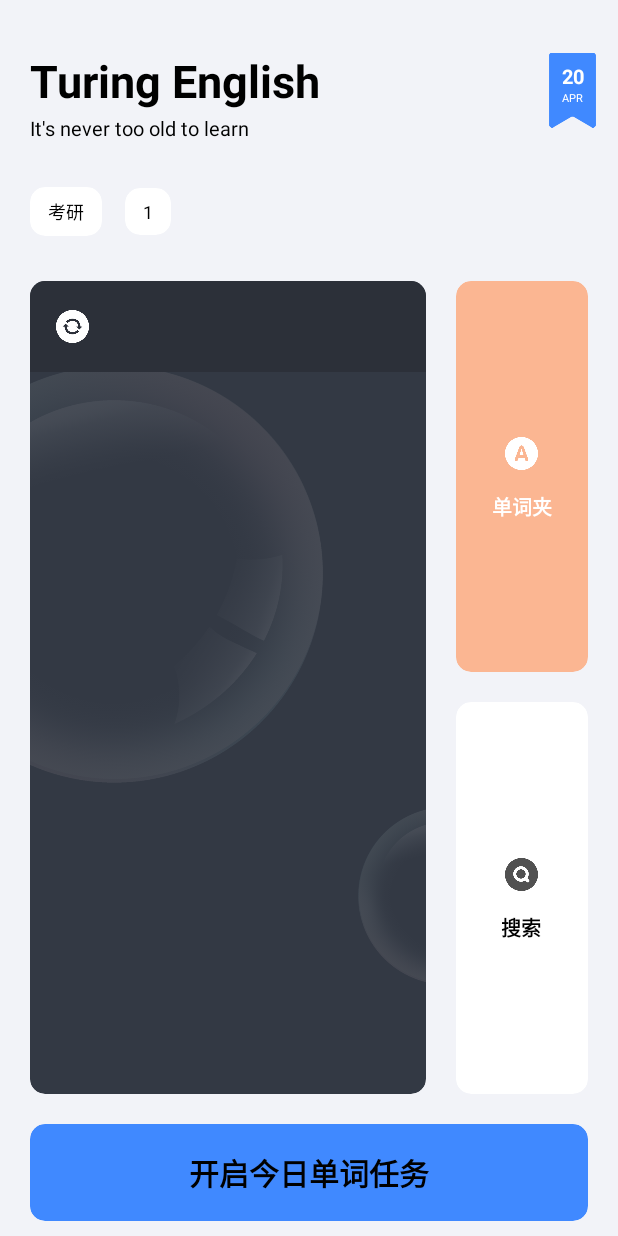
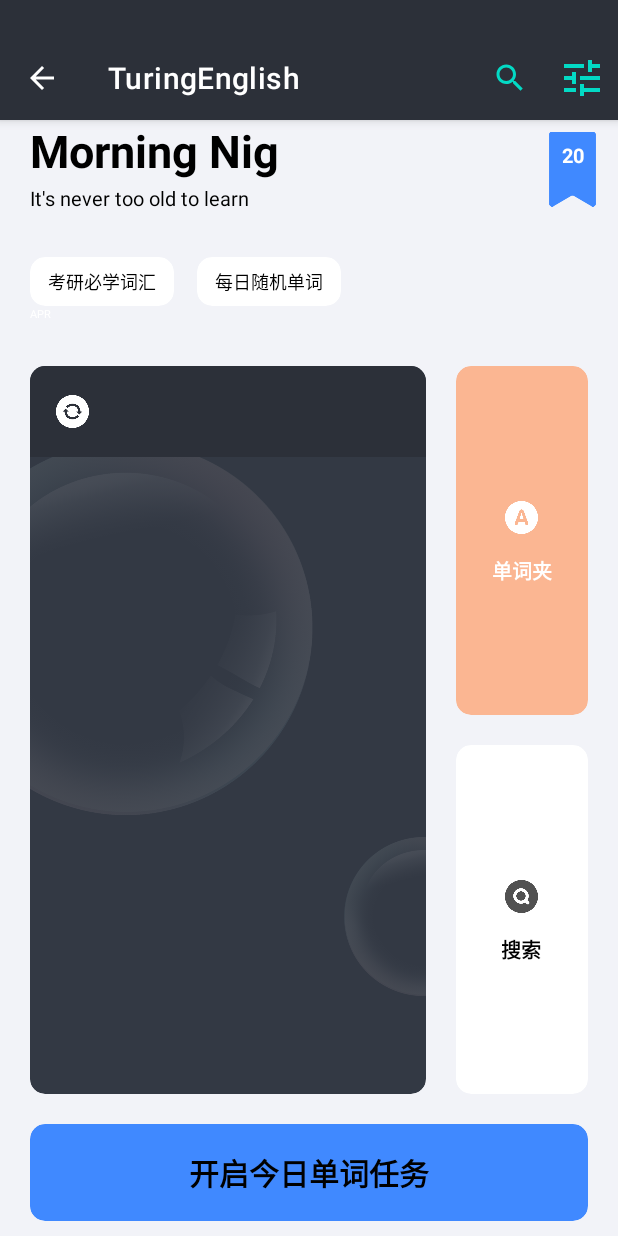
Before and after one commit to Ethan-20/TuringEnglish, an Android app: the VocabularyActivity screen opened directly, with no data from a screen before it, on a phone screen of 412 x 824 dp. Run offline under Robolectric (Android 15) with nearby library versions, the phone set to English and light mode, and no system bars.

Commit message:
完成沉浸式状态栏效果。
把设置沉浸式状态栏效果的功能写到了MyApplication里。

```diff
--- a/app/src/main/java/com/example/turingenglish/IndexActivity.kt
+++ b/app/src/main/java/com/example/turingenglish/IndexActivity.kt
@@ -2,9 +2,7 @@ package com.example.turingenglish
 
 import android.content.Context
 import android.content.Intent
-import android.graphics.Color
 import android.os.Bundle
-import android.util.Log
 import android.view.Menu
 import android.view.MenuItem
 import android.view.View
@@ -21,6 +19,7 @@ import com.example.turingenglish.ui.PracticeAdapter
 import com.example.turingenglish.ui.PracticeViewModel
 import com.google.android.material.navigation.NavigationView
 
+
 class IndexActivity : AppCompatActivity() {
     private lateinit var mBinding: ActivityIndexBinding
     private lateinit var drawerLayout: DrawerLayout
@@ -29,10 +28,10 @@ class IndexActivity : AppCompatActivity() {
     private val TAG = "IndexActivity"
     override fun onCreate(savedInstanceState: Bundle?) {
         super.onCreate(savedInstanceState)
-        setTransparent()
         initView()
         setContentView(mBinding.root)
         setSupportActionBar(mBinding.toolbar)
+        MyApplication.setTransparent(window,mBinding.toolbar)
         addSlideMenu()
         listenDrawerLayout()
         initRecyclerView()
@@ -49,7 +48,6 @@ class IndexActivity : AppCompatActivity() {
                     Constants.reciteWords -> {
                         //TODO 实现背单词
                         //val intent = Intent(MyApplication.context, VocabularyActivity::class.java)
-                        Log.d(TAG,"被点击了！！！！")
                         val intent = Intent(MyApplication.context, VocabularyActivity::class.java)
                         startActivity(intent)
                     }
@@ -94,12 +92,8 @@ class IndexActivity : AppCompatActivity() {
         }
     }
 
-    private fun setTransparent() {
-        val decorView = window.decorView
-        decorView.systemUiVisibility =
-            View.SYSTEM_UI_FLAG_LAYOUT_FULLSCREEN or View.SYSTEM_UI_FLAG_LAYOUT_STABLE
-        window.statusBarColor = Color.TRANSPARENT
-    }
+
+
 
     private fun initView() {
         mBinding = ActivityIndexBinding.inflate(layoutInflater)
--- a/app/src/main/java/com/example/turingenglish/MainActivity.kt
+++ b/app/src/main/java/com/example/turingenglish/MainActivity.kt
@@ -9,9 +9,6 @@ class MainActivity : AppCompatActivity() {
     override fun onCreate(savedInstanceState: Bundle?) {
         super.onCreate(savedInstanceState)
         setContentView(R.layout.activity_main)
-        val decorView = window.decorView
-        decorView.systemUiVisibility =
-            View.SYSTEM_UI_FLAG_LAYOUT_FULLSCREEN or View.SYSTEM_UI_FLAG_LAYOUT_STABLE
-        window.statusBarColor = Color.TRANSPARENT
+        MyApplication.setTransparent(window,null)
     }
 }
--- a/app/src/main/java/com/example/turingenglish/MyApplication.kt
+++ b/app/src/main/java/com/example/turingenglish/MyApplication.kt
@@ -3,6 +3,14 @@ package com.example.turingenglish
 import android.annotation.SuppressLint
 import android.app.Application
 import android.content.Context
+import android.graphics.Color
+import android.os.Build
+import android.view.View
+import android.view.ViewGroup
+import android.view.Window
+import android.view.WindowManager
+import android.widget.Toolbar
+import androidx.core.graphics.ColorUtils
 
 /**
  * Created by Ethan On 2022/5/13 18:50
@@ -12,9 +20,53 @@ class MyApplication : Application() {
     companion object {
         @SuppressLint("StaticFieldLeak")
         lateinit var context: Context
+
+        fun setTransparent(window: Window, view: androidx.appcompat.widget.Toolbar?) {
+            window.clearFlags(WindowManager.LayoutParams.FLAG_TRANSLUCENT_STATUS);
+
+            window.decorView.setSystemUiVisibility(View.SYSTEM_UI_FLAG_LAYOUT_FULLSCREEN or View.SYSTEM_UI_FLAG_LAYOUT_STABLE);
+
+            window.addFlags(WindowManager.LayoutParams.FLAG_DRAWS_SYSTEM_BAR_BACKGROUNDS);
+
+            window.statusBarColor = Color.TRANSPARENT;
+            if (Build.VERSION.SDK_INT >= Build.VERSION_CODES.KITKAT&&view!=null) {
+
+                val params = view.layoutParams
+
+                val topMargin =getStatusBarHeight(view.context);
+
+                params.height = params.height + topMargin;
+
+                view.setPadding(
+                    view.paddingLeft,
+                    view.paddingTop + topMargin,
+                    view.paddingRight,
+                    view.paddingBottom
+                );
+                view.layoutParams = params;
+            }
+
+        }
+        private var mStatusBarHeight = 0
+        private fun  getStatusBarHeight(context:Context) :Int{
+
+            if (mStatusBarHeight > 0) {
+                return mStatusBarHeight;
+            }
+            var statusBarHeight = 0;
+            val resourceId = context.resources.getIdentifier("status_bar_height", "dimen", "android");
+            if (resourceId > 0) {
+                statusBarHeight = context.resources.getDimensionPixelSize(resourceId);
+            }
+            mStatusBarHeight = statusBarHeight;
+            return mStatusBarHeight;
+        }
+
     }
+
     override fun onCreate() {
         super.onCreate()
         context = applicationContext
     }
+
 }
--- a/app/src/main/java/com/example/turingenglish/VocabularyActivity.kt
+++ b/app/src/main/java/com/example/turingenglish/VocabularyActivity.kt
@@ -1,21 +1,40 @@
 package com.example.turingenglish
 
-import android.graphics.Color
 import android.os.Bundle
-import android.view.View
+import android.view.Menu
+import android.view.MenuItem
 import androidx.appcompat.app.AppCompatActivity
+import com.example.turingenglish.databinding.ActivityVocabularyBinding
 
 class VocabularyActivity : AppCompatActivity() {
+    private lateinit var mBinding: ActivityVocabularyBinding
     override fun onCreate(savedInstanceState: Bundle?) {
         super.onCreate(savedInstanceState)
-        setContentView(R.layout.activity_vocabulary)
-        setTransparent()
+        mBinding = ActivityVocabularyBinding.inflate(layoutInflater)
+        setSupportActionBar(mBinding.toolbar)
+        setContentView(mBinding.root)
+        MyApplication.setTransparent(window,mBinding.toolbar)
+        addReturnButton()
     }
 
-    private fun setTransparent() {
-        val decorView = window.decorView
-        decorView.systemUiVisibility =
-            View.SYSTEM_UI_FLAG_LAYOUT_FULLSCREEN or View.SYSTEM_UI_FLAG_LAYOUT_STABLE
-        window.statusBarColor = Color.TRANSPARENT
+    override fun onCreateOptionsMenu(menu: Menu?): Boolean {
+        menuInflater.inflate(R.menu.vocabulary_menu, menu)
+        return true
     }
+
+    private fun addReturnButton(){
+        supportActionBar?.let {
+            it.setDisplayHomeAsUpEnabled(true)
+        }
+    }
+
+
+    override fun onOptionsItemSelected(item: MenuItem): Boolean {
+        when (item.itemId) {
+            android.R.id.home -> finish()
+        }
+        return true
+    }
+
+
 }
--- a/app/src/main/java/com/example/turingenglish/ui/PracticeAdapter.kt
+++ b/app/src/main/java/com/example/turingenglish/ui/PracticeAdapter.kt
@@ -50,8 +50,6 @@ class PracticeAdapter(private val context: Context, private val practiceList: Li
         Glide.with(context).load(practice.imageId).into(holder.practiceImage)
         holder.itemView.setOnClickListener {
                mOnItemClickListener?.onItemClick(practice.practiceId)
-                Log.d("PracticeAdapter","mOnItemClickListener is null!!!")
-
             }
         }
 
--- a/app/src/main/res/layout/activity_index.xml
+++ b/app/src/main/res/layout/activity_index.xml
@@ -17,8 +17,8 @@
             android:background="@color/colorBgLightBlackTop"
             android:theme="@style/ThemeOverlay.AppCompat.Dark.ActionBar"
             app:popupTheme="@style/ThemeOverlay.AppCompat.Light"
-            app:layout_scrollFlags="scroll|enterAlways|snap"
            />
+            <!--            app:layout_scrollFlags="scroll|enterAlways|snap"-->
         </com.google.android.material.appbar.AppBarLayout>
         <androidx.recyclerview.widget.RecyclerView
             android:id="@+id/recyclerView"
--- a/app/src/main/res/layout/activity_vocabulary.xml
+++ b/app/src/main/res/layout/activity_vocabulary.xml
@@ -1,6 +1,29 @@
 <?xml version="1.0" encoding="utf-8"?>
-<RelativeLayout xmlns:android="http://schemas.android.com/apk/res/android"
-    xmlns:app="http://schemas.android.com/apk/res-auto"
+<androidx.coordinatorlayout.widget.CoordinatorLayout
+    android:layout_width="match_parent"
+    android:layout_height="match_parent"
+    xmlns:android="http://schemas.android.com/apk/res/android"
+    xmlns:app="http://schemas.android.com/apk/res-auto">
+
+    <LinearLayout
+        android:layout_width="match_parent"
+        android:layout_height="match_parent"
+        android:orientation="vertical">
+        <com.google.android.material.appbar.AppBarLayout
+            android:layout_width="match_parent"
+            android:layout_height="wrap_content">
+            <androidx.appcompat.widget.Toolbar
+                android:id="@+id/toolbar"
+                android:layout_width="match_parent"
+                android:layout_height="?attr/actionBarSize"
+                android:background="@color/colorBgLightBlackTop"
+                android:theme="@style/ThemeOverlay.AppCompat.Dark.ActionBar"
+                app:popupTheme="@style/ThemeOverlay.AppCompat.Light"
+                app:layout_scrollFlags="scroll|enterAlways|snap"
+                />
+        </com.google.android.material.appbar.AppBarLayout>
+
+        <RelativeLayout
             android:layout_width="match_parent"
             android:layout_height="match_parent"
             android:background="@color/colorLightWhite">
@@ -9,7 +32,7 @@
                 android:layout_width="60dp"
                 android:layout_height="65dp"
                 android:layout_alignParentEnd="true"
-        android:layout_marginTop="27dp">
+                android:layout_marginTop="0dp">
 
                 <View
                     android:id="@+id/view_main_tran"
@@ -44,15 +67,6 @@
                         android:textSize="13sp"
                         android:textStyle="bold" />
 
-            <TextView
-                android:id="@+id/text_main_month"
-                android:layout_width="wrap_content"
-                android:layout_height="wrap_content"
-                android:text="APR"
-                android:textAllCaps="true"
-                android:textColor="@color/colorFontInBlue"
-                android:textSize="7sp" />
-
                 </LinearLayout>
 
             </RelativeLayout>
@@ -61,7 +75,7 @@
                 android:id="@+id/layout_main_top"
                 android:layout_width="match_parent"
                 android:layout_height="wrap_content"
-        android:layout_marginTop="33dp">
+                android:layout_marginTop="0dp">
 
                 <LinearLayout
                     android:layout_width="match_parent"
@@ -73,7 +87,7 @@
                     <TextView
                         android:layout_width="wrap_content"
                         android:layout_height="wrap_content"
-                android:text="Turing English"
+                        android:text="Morning Nig"
                         android:textColor="@color/colorBlack"
                         android:textSize="30sp"
                         android:textStyle="bold" />
@@ -109,7 +123,7 @@
                                 android:paddingTop="7dp"
                                 android:paddingEnd="12dp"
                                 android:paddingBottom="7dp"
-                        android:text="考研"
+                                android:text="考研必学词汇"
                                 android:textColor="@color/colorBlack"
                                 android:textSize="12sp" />
 
@@ -131,13 +145,22 @@
                                 android:paddingTop="7dp"
                                 android:paddingEnd="12dp"
                                 android:paddingBottom="7dp"
-                        android:text="1"
+                                android:text="每日随机单词"
                                 android:textColor="@color/colorBlack"
                                 android:textSize="12sp" />
 
                         </androidx.cardview.widget.CardView>
 
                     </LinearLayout>
+
+                    <TextView
+                        android:id="@+id/text_main_month"
+                        android:layout_width="wrap_content"
+                        android:layout_height="wrap_content"
+                        android:text="APR"
+                        android:textAllCaps="true"
+                        android:textColor="@color/colorFontInBlue"
+                        android:textSize="7sp" />
 
                 </LinearLayout>
 
@@ -371,3 +394,5 @@
             </RelativeLayout>
 
         </RelativeLayout>
+    </LinearLayout>
+</androidx.coordinatorlayout.widget.CoordinatorLayout>
--- a/app/src/main/res/layout/nav_header.xml
+++ b/app/src/main/res/layout/nav_header.xml
@@ -2,7 +2,7 @@
 <RelativeLayout xmlns:android="http://schemas.android.com/apk/res/android"
     android:layout_width="match_parent"
     android:padding="10dp"
-    android:background="@color/design_default_color_secondary"
+    android:background="@color/colorBgLightBlackTop"
     android:layout_height="180dp">
 
     <de.hdodenhof.circleimageview.CircleImageView
@@ -18,7 +18,7 @@
         android:layout_height="wrap_content"
         android:layout_alignParentBottom="true"
         android:text="tonygreendev@gmail.com"
-        android:textColor="@color/black"
+        android:textColor="@color/colorLightBlueN"
         android:textSize="14sp" />
     <TextView
         android:id="@+id/userText"
@@ -26,6 +26,6 @@
         android:layout_height="wrap_content"
         android:layout_above="@id/mailText"
         android:text="Tony Green"
-        android:textColor="@color/black"
+        android:textColor="@color/colorLightBlueN"
         android:textSize="14sp" />
 </RelativeLayout>
--- a/app/src/main/res/layout/practice_item.xml
+++ b/app/src/main/res/layout/practice_item.xml
@@ -4,6 +4,7 @@
     android:layout_width="match_parent"
     android:layout_height="wrap_content"
     android:layout_margin="5dp"
+    android:theme="@style/Theme.MaterialComponents.Light"
     app:cardCornerRadius="8dp">
     <LinearLayout
         android:orientation="vertical"
--- /dev/null
+++ b/app/src/main/res/menu/vocabulary_menu.xml
@@ -0,0 +1,14 @@
+<?xml version="1.0" encoding="utf-8"?>
+<menu xmlns:android="http://schemas.android.com/apk/res/android"
+    xmlns:app="http://schemas.android.com/apk/res-auto">
+    <item
+        android:id="@+id/search"
+        android:icon="@drawable/te_search"
+        android:title="Delete"
+        app:showAsAction="always" />
+    <item
+        android:id="@+id/settings"
+        android:icon="@drawable/te_filter"
+        android:title="Settings"
+        app:showAsAction="always" />
+</menu>
--- a/app/src/main/res/values/strings.xml
+++ b/app/src/main/res/values/strings.xml
@@ -6,4 +6,6 @@
     <string name="hint_password">password</string>
     <string name="button_cancel">cancel</string>
     <string name="shr_button_next">next</string>
+    <string name="VocabularyToolBar"></string>
+    <string name="IndexToolBar" />
 </resources>
--- a/app/src/main/res/values/themes.xml
+++ b/app/src/main/res/values/themes.xml
@@ -1,6 +1,6 @@
 <resources xmlns:tools="http://schemas.android.com/tools">
     <!-- Base application theme. -->
-    <style name="Theme.TuringEnglish" parent="Theme.MaterialComponents.Light.NoActionBar">
+    <style name="AppTheme" parent="Theme.MaterialComponents.Light.NoActionBar">
         <!-- Primary brand color. -->
         <item name="colorPrimary">@color/purple_500</item>
         <item name="colorPrimaryVariant">@color/purple_700</item>
@@ -10,7 +10,10 @@
         <item name="colorSecondaryVariant">@color/teal_700</item>
         <item name="colorOnSecondary">@color/black</item>
         <!-- Status bar color. -->
-        <item name="android:statusBarColor" tools:targetApi="l">?attr/colorPrimaryVariant</item>
+<!--        <item name="android:statusBarColor" tools:targetApi="l">?attr/colorPrimaryVariant</item>-->
+<!--        <item name="android:statusBarColor">@android:color/transparent</item>-->
         <!-- Customize your theme here. -->
+
     </style>
+
 </resources>
```
Also changed, not shown: app/src/main/AndroidManifest.xml (+4 -3 lines). Lines whose indentation alone changed are shown as unchanged.
